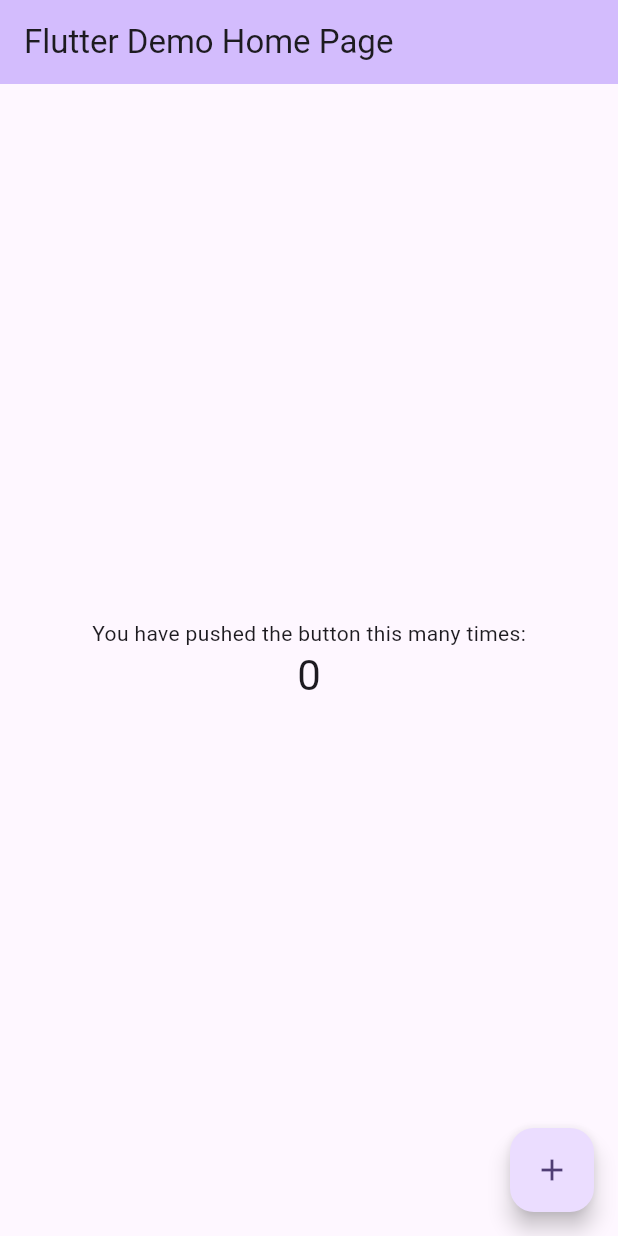
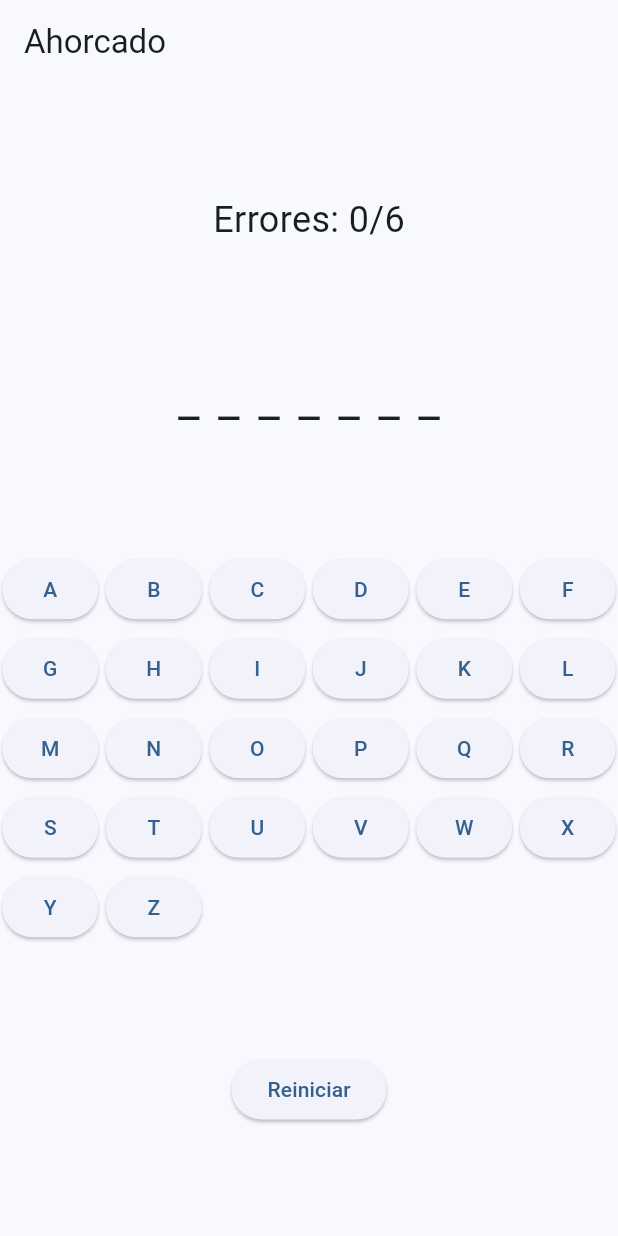
Before and after one commit to AlbertoGarrote/ProyectoFlutterMoviles, a Flutter app: the screen it shows after launch, on a phone screen of 412 x 824 dp. Run offline on Flutter 3.47's test engine with Material 3 defaults, Android fonts, the phone set to English and light mode, and no system bars.

```diff
--- /dev/null
+++ b/lib/game/game_screen.dart
@@ -0,0 +1,66 @@
+import 'package:flutter/material.dart';
+import 'package:provider/provider.dart';
+import 'game_state.dart';
+
+class GameScreen extends StatelessWidget {
+  const GameScreen({super.key});
+
+  @override
+  Widget build(BuildContext context) {
+    final game = context.watch<GameState>();
+
+    return Scaffold(
+      appBar: AppBar(title: const Text("Ahorcado")),
+      body: Column(
+        mainAxisAlignment: MainAxisAlignment.spaceEvenly,
+        children: [
+          Text(
+            "Errores: ${game.mistakes}/${game.maxMistakes}",
+            style: const TextStyle(fontSize: 24),
+          ),
+
+          // Palabra
+          Row(
+            mainAxisAlignment: MainAxisAlignment.center,
+            children: game.secretWord.split("").map((char) {
+              final show = game.guessed.contains(char);
+              return Padding(
+                padding: const EdgeInsets.all(6),
+                child: Text(
+                  show ? char : "_",
+                  style: const TextStyle(fontSize: 32),
+                ),
+              );
+            }).toList(),
+          ),
+
+          // Letras A-Z
+          Wrap(
+            spacing: 5,
+            runSpacing: 5,
+            children: List.generate(26, (i) {
+              String letter = String.fromCharCode(65 + i);
+              bool disabled = game.guessed.contains(letter) || game.win || game.lose;
+
+              return ElevatedButton(
+                onPressed: disabled ? null : () => game.guess(letter),
+                child: Text(letter),
+              );
+            }),
+          ),
+
+          // Mensaje final
+          if (game.win) const Text("¡Ganaste!", style: TextStyle(fontSize: 28)),
+          if (game.lose)
+            Text("Perdiste. La palabra era: ${game.secretWord}",
+                style: const TextStyle(fontSize: 20)),
+
+          ElevatedButton(
+            onPressed: game.reset,
+            child: const Text("Reiniciar"),
+          )
+        ],
+      ),
+    );
+  }
+}
--- /dev/null
+++ b/lib/game/game_state.dart
@@ -0,0 +1,37 @@
+import 'dart:math';
+import 'package:flutter/material.dart';
+import 'word_list.dart';
+
+class GameState extends ChangeNotifier {
+  late String secretWord;
+  List<String> guessed = [];
+  int mistakes = 0;
+  final int maxMistakes = 6;
+
+  GameState() {
+    reset();
+  }
+
+  void reset() {
+    secretWord = wordList[Random().nextInt(wordList.length)];
+    guessed = [];
+    mistakes = 0;
+    notifyListeners();
+  }
+
+  void guess(String letter) {
+    if (guessed.contains(letter)) return;
+
+    guessed.add(letter);
+
+    if (!secretWord.contains(letter)) {
+      mistakes++;
+    }
+
+    notifyListeners();
+  }
+
+  bool get win => secretWord.split("").every(guessed.contains);
+
+  bool get lose => mistakes >= maxMistakes;
+}
--- /dev/null
+++ b/lib/game/word_list.dart
@@ -0,0 +1,7 @@
+const wordList = [
+  "FLUTTER",
+  "ANDROID",
+  "AHORCADO",
+  "JUEGO",
+  "MOVIL",
+];
--- a/lib/main.dart
+++ b/lib/main.dart
@@ -1,122 +1,30 @@
 import 'package:flutter/material.dart';
+import 'package:provider/provider.dart';
+import 'game/game_screen.dart';
+import 'game/game_state.dart';
 
 void main() {
-  runApp(const MyApp());
+  runApp(
+    ChangeNotifierProvider(
+      create: (_) => GameState(),
+      child: const MyApp(),
+    ),
+  );
 }
 
 class MyApp extends StatelessWidget {
   const MyApp({super.key});
 
-  // This widget is the root of your application.
   @override
   Widget build(BuildContext context) {
     return MaterialApp(
-      title: 'Flutter Demo',
+      debugShowCheckedModeBanner: false,
+      title: 'Ahorcado',
       theme: ThemeData(
-        // This is the theme of your application.
-        //
-        // TRY THIS: Try running your application with "flutter run". You'll see
-        // the application has a purple toolbar. Then, without quitting the app,
-        // try changing the seedColor in the colorScheme below to Colors.green
-        // and then invoke "hot reload" (save your changes or press the "hot
-        // reload" button in a Flutter-supported IDE, or press "r" if you used
-        // the command line to start the app).
-        //
-        // Notice that the counter didn't reset back to zero; the application
-        // state is not lost during the reload. To reset the state, use hot
-        // restart instead.
-        //
-        // This works for code too, not just values: Most code changes can be
-        // tested with just a hot reload.
-        colorScheme: .fromSeed(seedColor: Colors.deepPurple),
+        colorScheme: ColorScheme.fromSeed(seedColor: Colors.blue),
+        useMaterial3: true,
       ),
-      home: const MyHomePage(title: 'Flutter Demo Home Page'),
+      home: const GameScreen(),
     );
   }
 }
-
-class MyHomePage extends StatefulWidget {
-  const MyHomePage({super.key, required this.title});
-
-  // This widget is the home page of your application. It is stateful, meaning
-  // that it has a State object (defined below) that contains fields that affect
-  // how it looks.
-
-  // This class is the configuration for the state. It holds the values (in this
-  // case the title) provided by the parent (in this case the App widget) and
-  // used by the build method of the State. Fields in a Widget subclass are
-  // always marked "final".
-
-  final String title;
-
-  @override
-  State<MyHomePage> createState() => _MyHomePageState();
-}
-
-class _MyHomePageState extends State<MyHomePage> {
-  int _counter = 0;
-
-  void _incrementCounter() {
-    setState(() {
-      // This call to setState tells the Flutter framework that something has
-      // changed in this State, which causes it to rerun the build method below
-      // so that the display can reflect the updated values. If we changed
-      // _counter without calling setState(), then the build method would not be
-      // called again, and so nothing would appear to happen.
-      _counter++;
-    });
-  }
-
-  @override
-  Widget build(BuildContext context) {
-    // This method is rerun every time setState is called, for instance as done
-    // by the _incrementCounter method above.
-    //
-    // The Flutter framework has been optimized to make rerunning build methods
-    // fast, so that you can just rebuild anything that needs updating rather
-    // than having to individually change instances of widgets.
-    return Scaffold(
-      appBar: AppBar(
-        // TRY THIS: Try changing the color here to a specific color (to
-        // Colors.amber, perhaps?) and trigger a hot reload to see the AppBar
-        // change color while the other colors stay the same.
-        backgroundColor: Theme.of(context).colorScheme.inversePrimary,
-        // Here we take the value from the MyHomePage object that was created by
-        // the App.build method, and use it to set our appbar title.
-        title: Text(widget.title),
-      ),
-      body: Center(
-        // Center is a layout widget. It takes a single child and positions it
-        // in the middle of the parent.
-        child: Column(
-          // Column is also a layout widget. It takes a list of children and
-          // arranges them vertically. By default, it sizes itself to fit its
-          // children horizontally, and tries to be as tall as its parent.
-          //
-          // Column has various properties to control how it sizes itself and
-          // how it positions its children. Here we use mainAxisAlignment to
-          // center the children vertically; the main axis here is the vertical
-          // axis because Columns are vertical (the cross axis would be
-          // horizontal).
-          //
-          // TRY THIS: Invoke "debug painting" (choose the "Toggle Debug Paint"
-          // action in the IDE, or press "p" in the console), to see the
-          // wireframe for each widget.
-          mainAxisAlignment: .center,
-          children: [
-            const Text('You have pushed the button this many times:'),
-            Text(
-              '$_counter',
-              style: Theme.of(context).textTheme.headlineMedium,
-            ),
-          ],
-        ),
-      ),
-      floatingActionButton: FloatingActionButton(
-        onPressed: _incrementCounter,
-        tooltip: 'Increment',
-        child: const Icon(Icons.add),
-      ),
-    );
-  }
-}
--- a/pubspec.yaml
+++ b/pubspec.yaml
@@ -30,6 +30,7 @@ environment:
 dependencies:
   flutter:
     sdk: flutter
+  provider: ^6.1.2
 
   # The following adds the Cupertino Icons font to your application.
   # Use with the CupertinoIcons class for iOS style icons.
```
